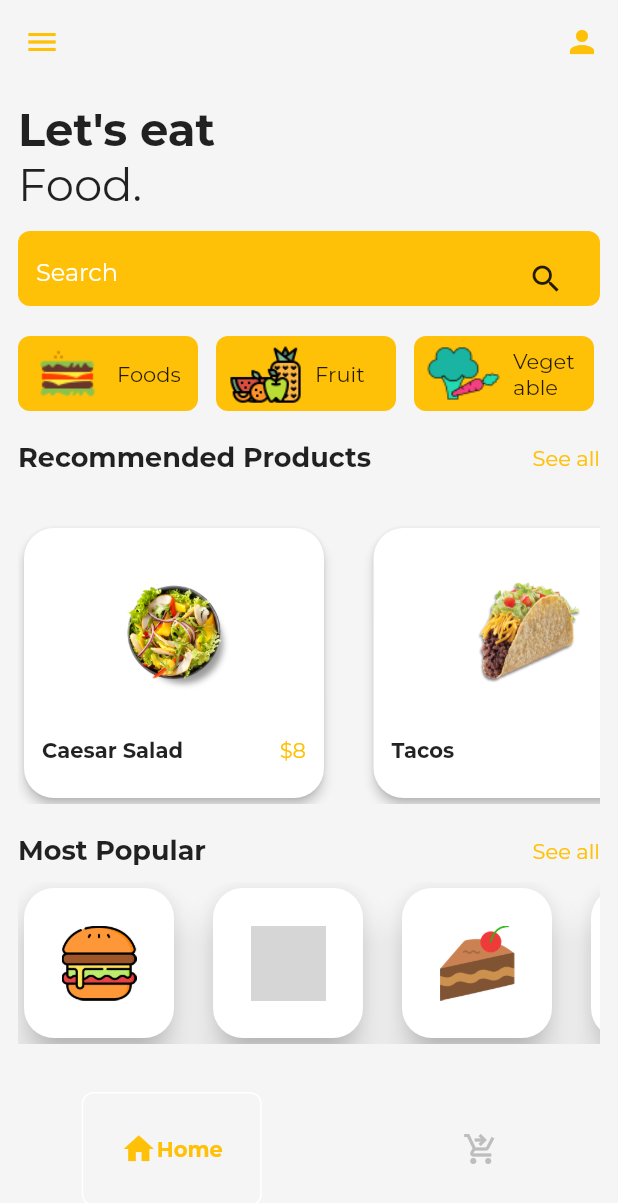
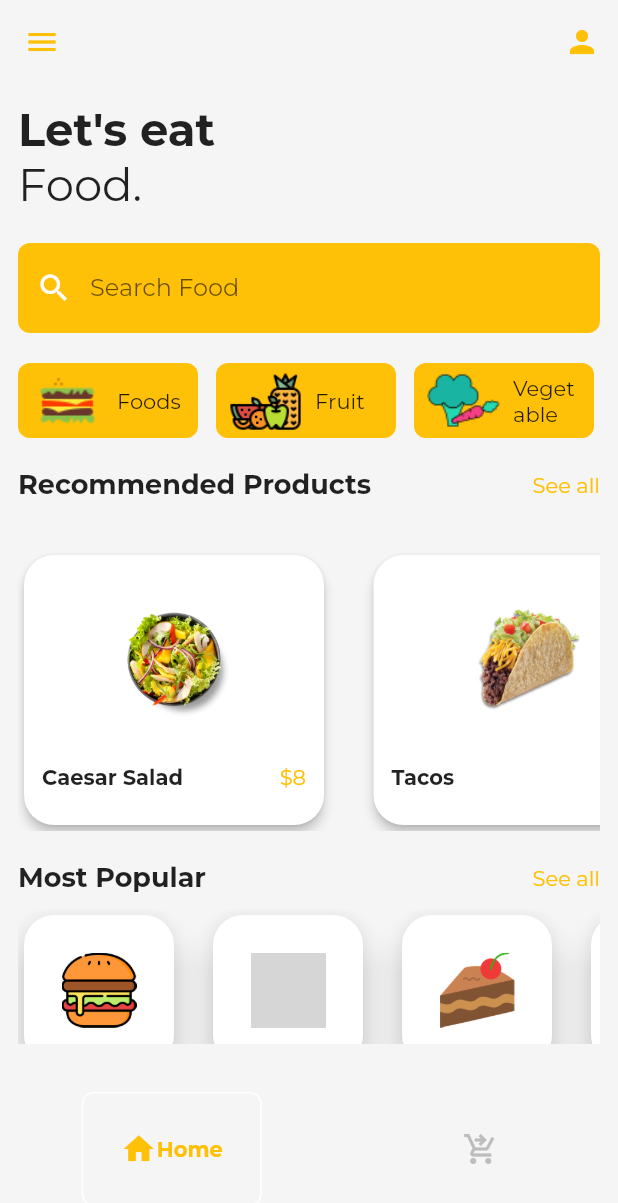
Before and after one commit to LMBcode/Restaurant-App, a Flutter app: the screen it shows after launch, on a phone screen of 412 x 824 dp. Shown: the top 1203 px of the screen. Run offline on Flutter 3.47's test engine with Material 2 defaults, Android fonts, the light colour scheme and no system bars; drawn by our look-alikes of google_nav_bar; our stand-ins replace flutter_dotenv, shared_preferences; missing offline and left inert: flutter_stripe, view_model_x; project files that could hold a hidden picture were left out; grey boxes are pictures that could not be loaded.

Commit message:
search bar functionality

```diff
--- a/lib/home_page.dart
+++ b/lib/home_page.dart
@@ -1,13 +1,17 @@
-
 import 'package:chatapp/pages/menu/menu_page.dart';
 import 'package:flutter/material.dart';
 import 'foods_list.dart';
 
 class HomePage extends StatefulWidget {
   final Function(BuildContext context, String foodType) onFoodTypeSelected;
-  final Function (BuildContext context, MenuItem food) onFoodSelected;
-  final Function (BuildContext context, String food) onFoodClick;
-  const HomePage({Key? key,required this.onFoodTypeSelected,required this.onFoodSelected,required this.onFoodClick}) : super(key: key);
+  final Function(BuildContext context, MenuItem food) onFoodSelected;
+  final Function(BuildContext context, String food) onFoodClick;
+  const HomePage(
+      {Key? key,
+      required this.onFoodTypeSelected,
+      required this.onFoodSelected,
+      required this.onFoodClick})
+      : super(key: key);
 
   @override
   State<HomePage> createState() => _HomePageState();
@@ -17,17 +21,19 @@ class _HomePageState extends State<HomePage> {
   final TextEditingController _searchController = TextEditingController();
   final FocusNode _searchFocusNode = FocusNode();
 
+  bool _isSearching = false;
+  List<MenuItem> _searchResults = [];
+
   int _selectedIndex = 0;
 
-  void navigateBottomBar(int index){
+  void navigateBottomBar(int index) {
     setState(() {
       _selectedIndex = index;
     });
   }
+
   List<MenuItem> recommendedMenuItems =
       menuItems.where((item) => item.isRecommended).toList();
-
-
 
   @override
   Widget build(BuildContext context) {
@@ -36,9 +42,17 @@ class _HomePageState extends State<HomePage> {
       appBar: AppBar(
         backgroundColor: Colors.transparent,
         elevation: 0,
-        leading: const Icon(Icons.menu,color: Colors.amber,),
+        leading: const Icon(
+          Icons.menu,
+          color: Colors.amber,
+        ),
         actions: [
-          IconButton(onPressed: (){}, icon: const Icon(Icons.person , color: Colors.amber,))
+          IconButton(
+              onPressed: () {},
+              icon: const Icon(
+                Icons.person,
+                color: Colors.amber,
+              ))
         ],
       ),
       body: Padding(
@@ -48,76 +62,130 @@ class _HomePageState extends State<HomePage> {
     );
   }
 
+    Widget _buildSearchResults() {
+    return ListView.builder(
+      itemCount: _searchResults.length,
+      itemBuilder: (BuildContext context, int index) {
+         return category(_searchResults[index]);
+      },
+    );
+  }
+
+  Widget category(MenuItem menuItem) {
+    return GestureDetector(
+      onTap: () => widget.onFoodSelected(context,menuItem),
+      child: Column(
+        children: [
+          Padding(
+            padding: const EdgeInsets.all(8.0),
+            child: Row(
+              mainAxisAlignment: MainAxisAlignment.spaceBetween,
+              children: [
+                Card(
+                  elevation: 10,
+                  shape: RoundedRectangleBorder(
+                    borderRadius: BorderRadius.circular(20),
+                  ),
+                  child: SizedBox(
+                    width: 100,
+                    height: 100,
+                    child: Padding(
+                      padding: const EdgeInsets.all(8.0),
+                      child: Center(
+                          child: Image.asset(menuItem.image, width: 50, height: 50)),
+                    ),
+                  ),
+                ),
+                Text(
+                  menuItem.name,
+                  style: const TextStyle(fontFamily: 'Montserrat', fontWeight: FontWeight.bold),
+                ),
+                Column(
+                  children: [
+                    const Icon(Icons.shopping_cart),
+                    Padding(
+                      padding: const EdgeInsets.only(top: 8),
+                      child: Text("\$" + menuItem.price.toString()),
+                    )
+                  ],
+                )
+              ],
+            ),
+          ),
+          const Divider(color: Colors.grey),
+        ],
+      ),
+    );
+  }
+
+
   Widget header() {
     return SingleChildScrollView(
         child: Column(
       crossAxisAlignment: CrossAxisAlignment.start,
       children: [
-
         Column(
           crossAxisAlignment: CrossAxisAlignment.start,
-          children: const [
-            Text(
+          children: [
+            const Text(
               "Let's eat",
               style: TextStyle(
                   fontFamily: 'Montserrat',
                   fontSize: 30.0,
                   fontWeight: FontWeight.bold),
             ),
-            Text(
+            const Text(
               "Food.",
               style: TextStyle(
                   fontFamily: 'Montserrat',
                   fontSize: 30.0,
                   fontWeight: FontWeight.normal),
-            )
-          ],
             ),
-        Padding(
-          padding: const EdgeInsets.only(top: 12),
-          child: Container(
-            height: 50,
-            padding: const EdgeInsets.all(12),
-            decoration: BoxDecoration(
-              color: Colors.amber,
-              borderRadius: BorderRadius.circular(8),
+            const SizedBox(
+              height: 20.0,
             ),
-            child: Row(
-              mainAxisAlignment: MainAxisAlignment.spaceBetween,
-              children: [
-                Expanded(
-                  child: TextField(
+            TextField(
               controller: _searchController,
-                    focusNode: _searchFocusNode,
-                    decoration: const InputDecoration(
-                      hintText: "Search",
-                      contentPadding: EdgeInsets.only(top: 50),
-                      hintStyle: TextStyle(color: Colors.white),
-                      border: InputBorder.none,
-                    ),
+              onChanged: (value) {
+                if (value.trim().isEmpty) {
+                  setState(() {
+                    _isSearching = false;
+                  });
+                } else {
+                  setState(() {
+                    _isSearching = true;
+                    _searchResults = menuItems
+                        .where((item) => item.name
+                            .toLowerCase()
+                            .contains(value.toLowerCase()))
+                        .toList();
+                  });
+                }
+              },
+              decoration: InputDecoration(
+                  filled: true,
+                  fillColor: Colors.amber,
+                  border: OutlineInputBorder(
+                      borderRadius: BorderRadius.circular(8.0),
+                      borderSide: BorderSide.none),
+                  hintText: "Search Food",
+                  prefixIcon: const Icon(Icons.search),
+                  prefixIconColor: Colors.white),
               textAlign: TextAlign.start,
               style: const TextStyle(color: Colors.white),
-                    onChanged: (value) {},
-                    onSubmitted: (value) {
-                        if (value.isNotEmpty) {
-                          widget.onFoodTypeSelected(context, value);
-                        }
-                      },
-                  ),
-                ),
-                 IconButton(
-                  icon: const Icon(Icons.search),
-                  onPressed: (){
-                     String value = _searchController.text;
-                      if (value.isNotEmpty) {
-                        widget.onFoodTypeSelected(context, value);
-                      }
-                  },
             ),
           ],
         ),
-          ),
-        ),
+        ConstrainedBox(constraints : BoxConstraints(maxHeight: MediaQuery.of(context).size.height),child: Flexible(child: _isSearching ? _buildSearchResults() : body()))
+
+      ],
+    ));
+  }
+
+  Widget body(){
+      return SingleChildScrollView(
+        child: Column(
+          children: [
             Padding(
                 padding: const EdgeInsets.only(top: 20),
                 child: SizedBox(
@@ -145,28 +213,25 @@ class _HomePageState extends State<HomePage> {
                     ),
                   )),
               section("Most Popular"),
-
               Padding(
-          padding: const EdgeInsets.only(top : 10),
+                padding: const EdgeInsets.only(top: 10),
                 child: SizedBox(
                     height: 150,
                     child: ListView.builder(
                         scrollDirection: Axis.horizontal,
                         itemCount: foodType.length,
-              itemBuilder: (BuildContext context , int index){
+                        itemBuilder: (BuildContext context, int index) {
                           return mostPopularProduct(foodType[index]);
-              }
-            )
-
+                        })),
               ),
-        )
           ],
-    ));
+        ),
+      );
   }
 
   Widget food(Food item) {
     return GestureDetector(
-      onTap: () => widget.onFoodClick(context,item.type),
+      onTap: () => widget.onFoodClick(context, item.type),
       child: Padding(
         padding: const EdgeInsets.only(right: 12),
         child: Container(
@@ -222,14 +287,14 @@ class _HomePageState extends State<HomePage> {
   }
 
   Widget recommendedProduct(MenuItem menuItem) {
-    return
-    GestureDetector(
-    onTap: () => widget.onFoodSelected(context,menuItem),
-    child : Padding(
+    return GestureDetector(
+      onTap: () => widget.onFoodSelected(context, menuItem),
+      child: Padding(
         padding: const EdgeInsets.only(top: 12, right: 25),
         child: Card(
           elevation: 3,
-        shape: RoundedRectangleBorder(borderRadius: BorderRadius.circular(20)),
+          shape:
+              RoundedRectangleBorder(borderRadius: BorderRadius.circular(20)),
           child: SizedBox(
             width: 200,
             height: 250,
@@ -267,10 +332,9 @@ class _HomePageState extends State<HomePage> {
   }
 
   Widget mostPopularProduct(Food food) {
-    return
-    GestureDetector(
-    onTap: () => onFoodTypeSelected(context,food.type),
-    child : Column(
+    return GestureDetector(
+        onTap: () => onFoodTypeSelected(context, food.type),
+        child: Column(
           children: [
             Padding(
               padding: const EdgeInsets.only(right: 18),
@@ -295,8 +359,7 @@ class _HomePageState extends State<HomePage> {
               child: Text(food.type),
             )
           ],
-    )
-    );
+        ));
   }
 
   void onFoodTypeSelected(BuildContext context, String foodType) {
```
Lines whose indentation alone changed are shown as unchanged.
